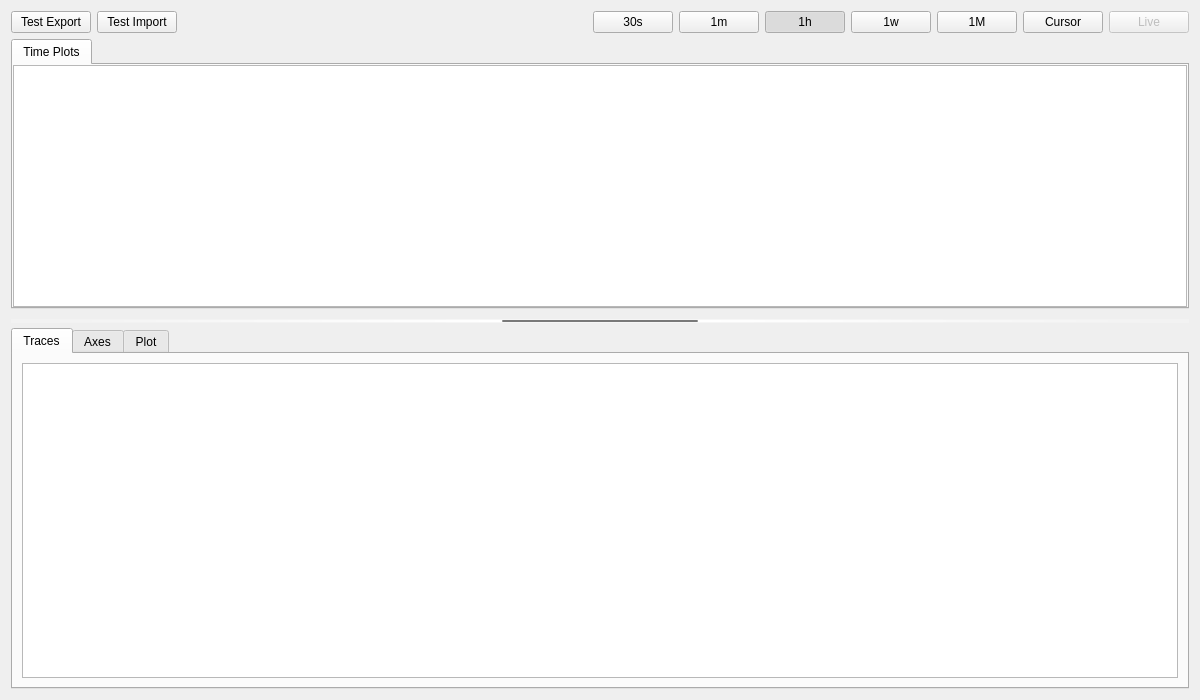
slaclab/Archive-Viewer, file archive_viewer/archive_viewer.ui: the form before one commit.
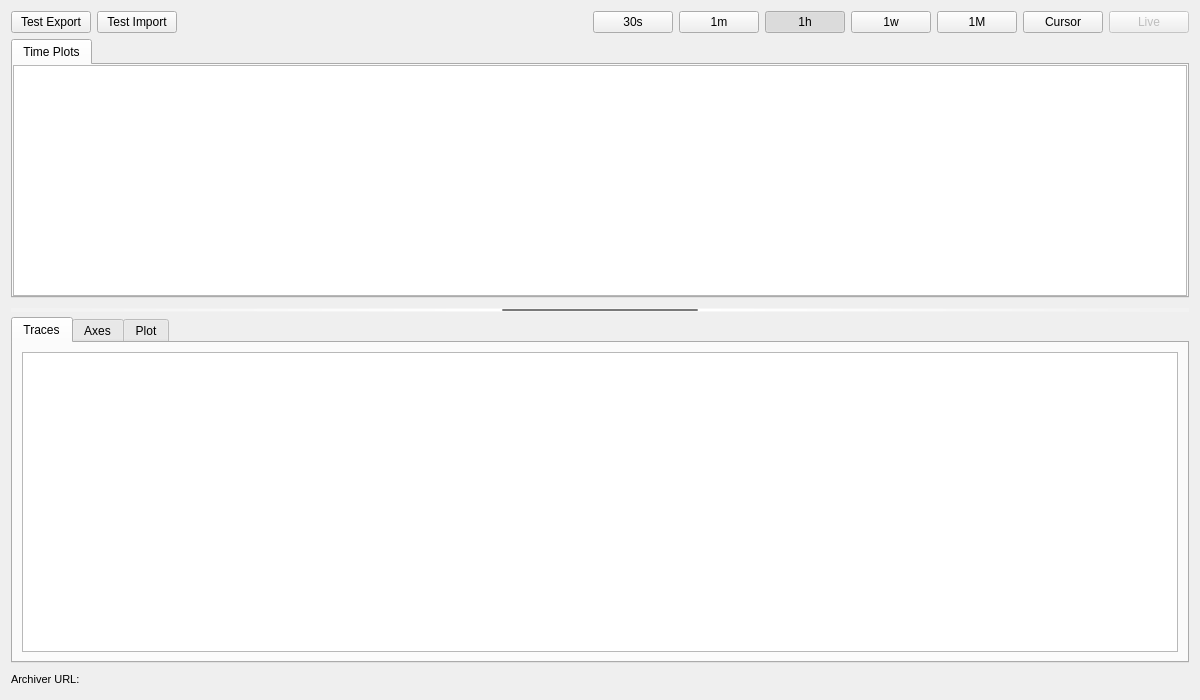
The form after the commit. Custom widgets are drawn as their Qt base class.

Commit message: ENH: Add footer & git tag

The edit to the form file:
```diff
--- a/archive_viewer/archive_viewer.ui
+++ b/archive_viewer/archive_viewer.ui
@@ -323,9 +323,87 @@
      </widget>
     </widget>
    </item>
+   <item>
+    <layout class="QHBoxLayout" name="ftr_lyt">
+     <item>
+      <widget class="QLabel" name="ftr_url_lbl">
+       <property name="font">
+        <font>
+         <pointsize>8</pointsize>
+        </font>
+       </property>
+       <property name="text">
+        <string>Archiver URL: &lt;PYDM_ARCHIVER_URL&gt;</string>
+       </property>
+      </widget>
+     </item>
+     <item>
+      <spacer name="ftr_1_spcr">
+       <property name="orientation">
+        <enum>Qt::Horizontal</enum>
+       </property>
+       <property name="sizeHint" stdset="0">
+        <size>
+         <width>40</width>
+         <height>20</height>
+        </size>
+       </property>
+      </spacer>
+     </item>
+     <item>
+      <widget class="PyDMLabel" name="ftr_time_lbl">
+       <property name="toolTip">
+        <string/>
+       </property>
+       <property name="alignment">
+        <set>Qt::AlignRight|Qt::AlignTop|Qt::AlignTrailing</set>
+       </property>
+       <property name="channel" stdset="0">
+        <string>ca://SIOC:SYS0:AL00:TOD</string>
+       </property>
+      </widget>
+     </item>
+     <item>
+      <spacer name="ftr_2_spcr">
+       <property name="orientation">
+        <enum>Qt::Horizontal</enum>
+       </property>
+       <property name="sizeType">
+        <enum>QSizePolicy::Fixed</enum>
+       </property>
+       <property name="sizeHint" stdset="0">
+        <size>
+         <width>15</width>
+         <height>20</height>
+        </size>
+       </property>
+      </spacer>
+     </item>
+     <item>
+      <widget class="QLabel" name="ftr_ver_lbl">
+       <property name="font">
+        <font>
+         <pointsize>7</pointsize>
+        </font>
+       </property>
+       <property name="text">
+        <string>&lt;version_tag&gt;</string>
+       </property>
+       <property name="alignment">
+        <set>Qt::AlignBottom|Qt::AlignRight|Qt::AlignTrailing</set>
+       </property>
+      </widget>
+     </item>
+    </layout>
+   </item>
   </layout>
  </widget>
  <customwidgets>
+  <customwidget>
+   <class>PyDMLabel</class>
+   <extends>QLabel</extends>
+   <header>pydm.widgets.label</header>
+  </customwidget>
   <customwidget>
    <class>PyDMTimePlot</class>
    <extends>QGraphicsView</extends>
```
The commit also changes 1 other file.
